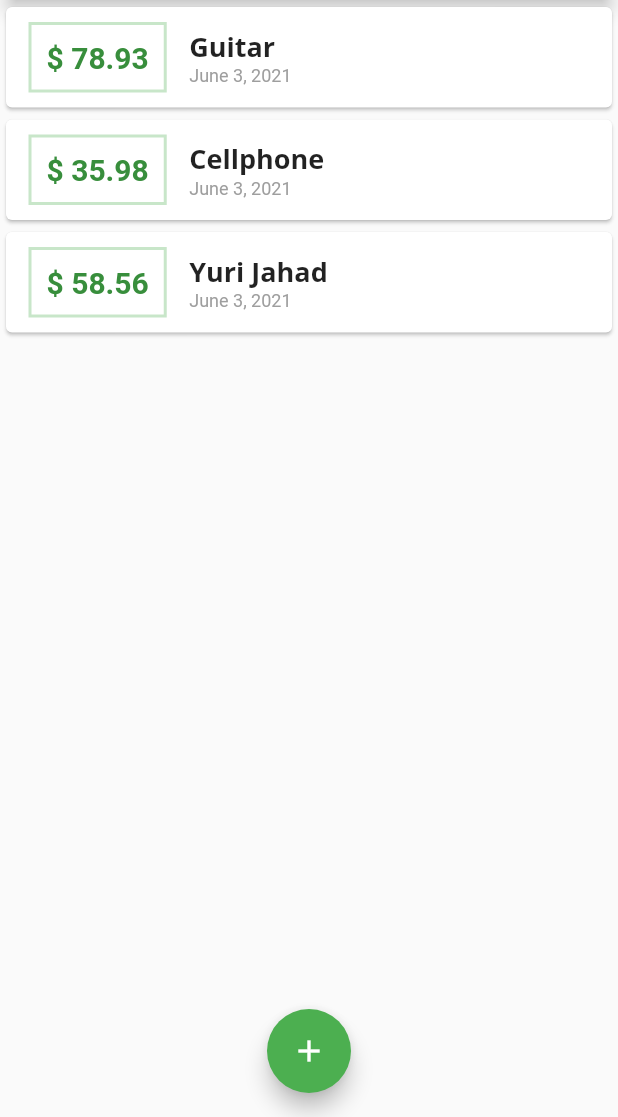
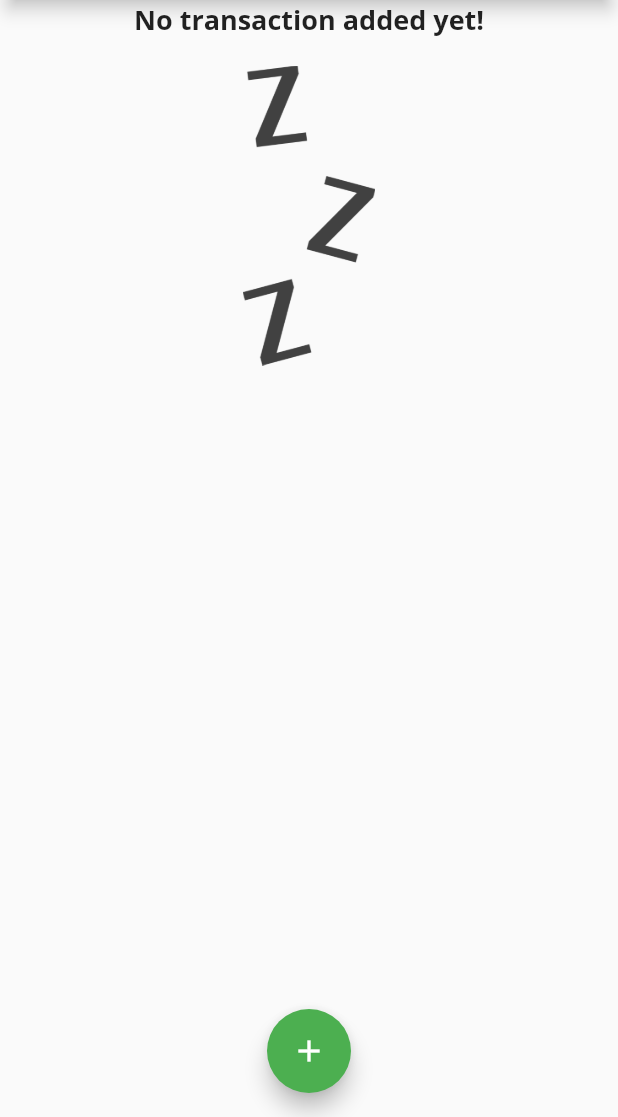
Before and after one commit to AndresN17/Expenses_App, a Flutter app: the screen it shows after launch, on a phone screen of 412 x 824 dp, the part 119-1236 px from its top. Run offline on Flutter 3.47's test engine with Material 2 defaults, Android fonts, the phone set to English and light mode, and no system bars.

Commit message:
Adding an image if there is no transaction

```diff
--- a/lib/main.dart
+++ b/lib/main.dart
@@ -14,10 +14,10 @@ class MyApp extends StatelessWidget {
           primarySwatch: Colors.green,
           fontFamily: 'Quicksand',
           textTheme: ThemeData.light().textTheme.copyWith(
-                  headline6: TextStyle(
-                      fontFamily: 'OpenSans',
-                      fontSize: 18,
-                      fontWeight: FontWeight.bold)),
+              headline6: TextStyle(
+                  fontFamily: 'OpenSans',
+                  fontSize: 18,
+                  fontWeight: FontWeight.bold)),
           appBarTheme: AppBarTheme(
               textTheme: ThemeData.light().textTheme.copyWith(
                   headline6: TextStyle(
@@ -36,11 +36,12 @@ class MyHomePage extends StatefulWidget {
 
 class _MyHomePageState extends State<MyHomePage> {
   final List<Transaction> _userTransactions = [
+    /*
     Transaction(id: '1', title: 'Guitar', amount: 78.93, date: DateTime.now()),
     Transaction(
         id: '2', title: 'Cellphone', amount: 35.98, date: DateTime.now()),
     Transaction(
-        id: '3', title: 'Yuri Jahad', amount: 58.56, date: DateTime.now()),
+        id: '3', title: 'Yuri Jahad', amount: 58.56, date: DateTime.now()),*/
   ];
   void _addNewTransaction(String newTitle, double newAmount) {
     final newTransaction = Transaction(
--- a/lib/widgets/transactionList.dart
+++ b/lib/widgets/transactionList.dart
@@ -10,13 +10,26 @@ class TransactionList extends StatelessWidget {
   Widget build(BuildContext context) {
     return Container(
       height: 300,
-      child: ListView.builder(
+      child: userTransactions.isEmpty
+          ? Column(
+              children: <Widget>[
+                Text('No transaction added yet!',
+                    style: Theme.of(context).textTheme.headline6),
+                SizedBox(height: 18,),
+                Container(
+                    height: 200,
+                    child: Image.asset('assets/images/waiting.png',
+                        fit: BoxFit.cover)),
+              ],
+            )
+          : ListView.builder(
               itemBuilder: (context, index) {
                 return Card(
                     child: Row(
                   children: <Widget>[
                     Container(
-                margin: EdgeInsets.symmetric(vertical: 10, horizontal: 15),
+                      margin:
+                          EdgeInsets.symmetric(vertical: 10, horizontal: 15),
                       child: Text(
                           '\$ ${userTransactions[index].amount.toStringAsFixed(2)}',
                           style: TextStyle(
@@ -25,7 +38,8 @@ class TransactionList extends StatelessWidget {
                               color: Theme.of(context).primaryColorDark)),
                       decoration: BoxDecoration(
                         border: Border.all(
-                      color: Theme.of(context).primaryColorLight, width: 2),
+                            color: Theme.of(context).primaryColorLight,
+                            width: 2),
                       ),
                       padding: EdgeInsets.all(10),
                     ),
@@ -34,7 +48,9 @@ class TransactionList extends StatelessWidget {
                       children: <Widget>[
                         Text(userTransactions[index].title,
                             style: Theme.of(context).textTheme.headline6),
-                  Text(DateFormat.yMMMMd().format(userTransactions[index].date),
+                        Text(
+                            DateFormat.yMMMMd()
+                                .format(userTransactions[index].date),
                             style: TextStyle(fontSize: 12, color: Colors.grey)),
                       ],
                     ),
--- a/pubspec.yaml
+++ b/pubspec.yaml
@@ -44,8 +44,8 @@ flutter:
   uses-material-design: true
 
   # To add assets to your application, add an assets section, like this:
-  # assets:
-  #   - images/a_dot_burr.jpeg
+  assets:
+    - assets/images/waiting.png
   #   - images/a_dot_ham.jpeg
 
   # An image asset can refer to one or more resolution-specific "variants", see
```
Also changed, not shown: assets/images/waiting.png (added). Lines whose indentation alone changed are shown as unchanged.
